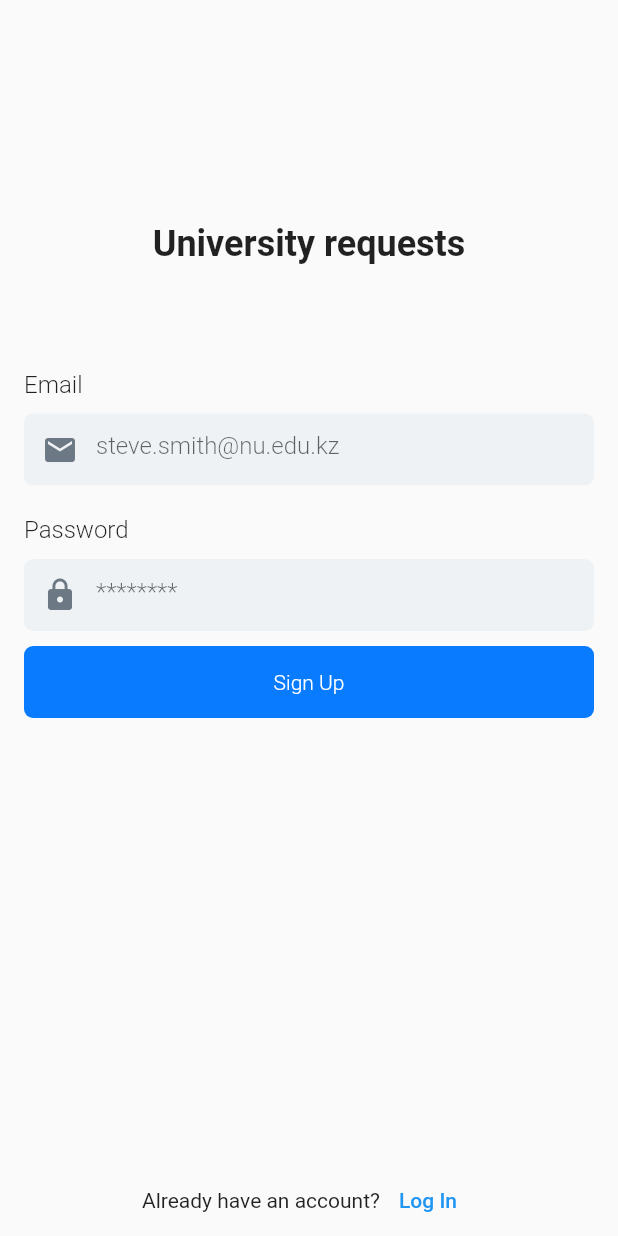
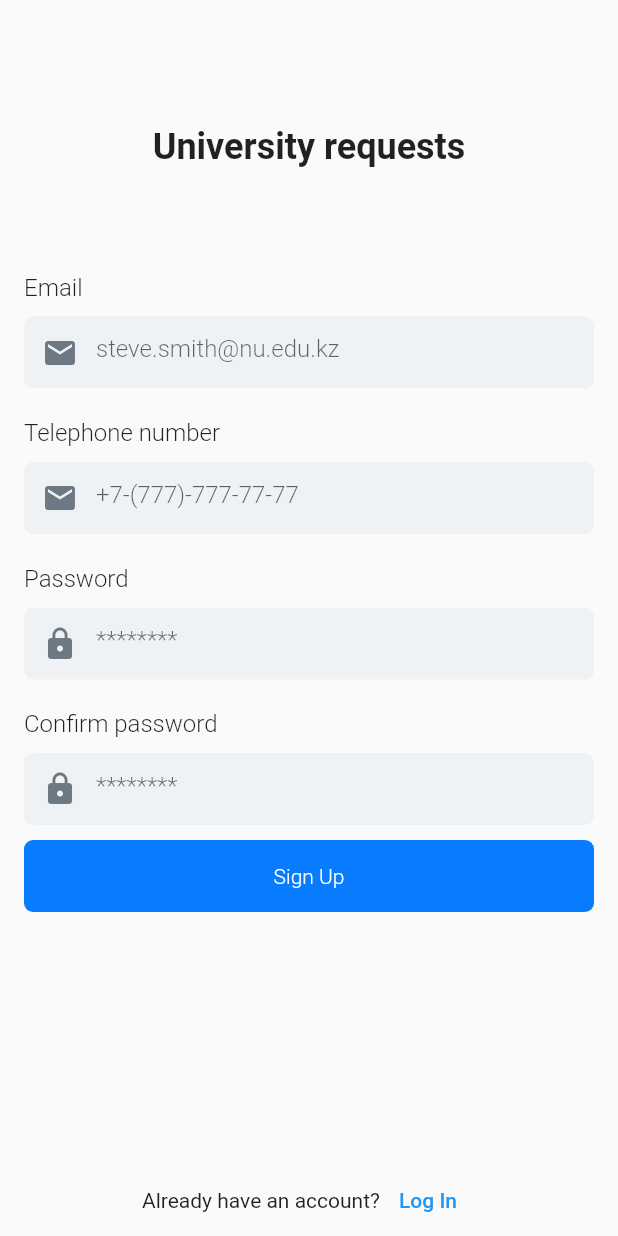
Before and after one commit to AzirisDev/senior_project_group6, a Flutter app: the SignUpPage screen opened directly, on a phone screen of 412 x 824 dp. Run offline on Flutter 3.47's test engine with Material 2 defaults, Android fonts, the phone set to English and light mode, and no system bars; our stand-ins replace flutter_bloc, flutter_svg, get_it; statements that could not run were skipped.

Commit message:
add fields

```diff
--- a/lib/features/auth/sign_up/ui/sign_up_page.dart
+++ b/lib/features/auth/sign_up/ui/sign_up_page.dart
@@ -42,7 +42,29 @@ class _SignUpPageState extends State<SignUpPage> {
               const Padding(
                 padding: EdgeInsets.symmetric(vertical: 10),
                 child: CustomInputField(
+                  labelText: "Telephone number",
+                  hintText: "+7-(777)-777-77-77",
+                  prefixIcon: Icon(
+                    Icons.email,
+                    color: AppColor.grey,
+                  ),
+                ),
+              ),
+              const Padding(
+                padding: EdgeInsets.symmetric(vertical: 10),
+                child: CustomInputField(
                   labelText: "Password",
+                  hintText: "********",
+                  prefixIcon: Icon(
+                    Icons.lock,
+                    color: AppColor.grey,
+                  ),
+                ),
+              ),
+              const Padding(
+                padding: EdgeInsets.symmetric(vertical: 10),
+                child: CustomInputField(
+                  labelText: "Confirm password",
                   hintText: "********",
                   prefixIcon: Icon(
                     Icons.lock,
```
